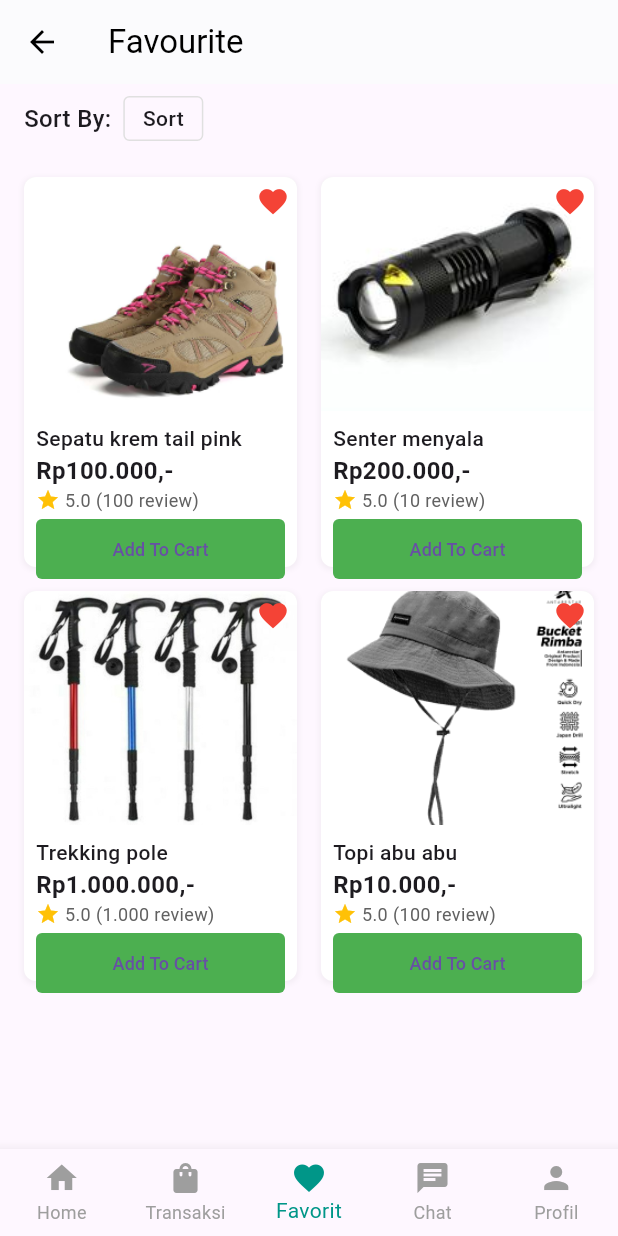
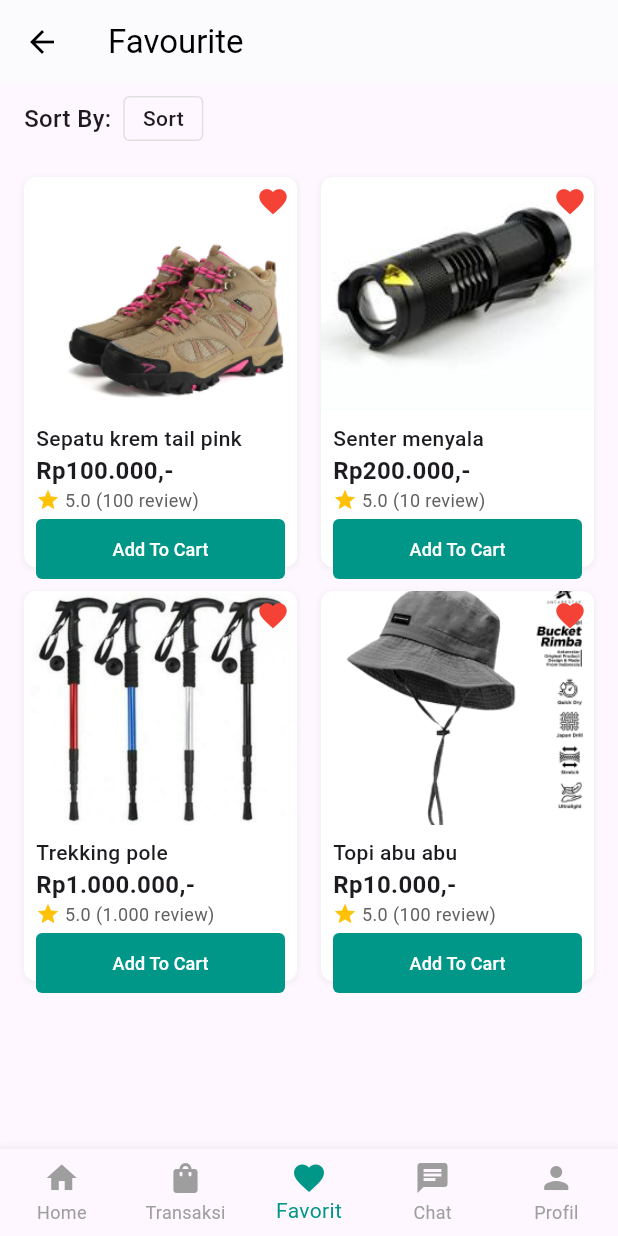
Before and after one commit to beginnener/Kelompok7-PROVIS-TUBES-C223, a Flutter app: the screen it shows after launch, item 3 of the bottom bar chosen, on a phone screen of 412 x 824 dp. Run offline on Flutter 3.47's test engine with Material 3 defaults, Android fonts, the phone set to English and light mode, and no system bars; network calls fail.

Commit message:
nyesuaiin warna tombol sama tulisannya

```diff
--- a/lib/pages/favorit.dart
+++ b/lib/pages/favorit.dart
@@ -216,7 +216,7 @@ class _FavoritesPageState extends State<FavoritesPage> {
                     child: ElevatedButton(
                       onPressed: () => _addToCart(index),
                       style: ElevatedButton.styleFrom(
-                        backgroundColor: Colors.green,
+                        backgroundColor: Colors.teal,
                         padding: const EdgeInsets.symmetric(vertical: 4),
                         shape: RoundedRectangleBorder(
                           borderRadius: BorderRadius.circular(4),
@@ -228,6 +228,7 @@ class _FavoritesPageState extends State<FavoritesPage> {
                         style: TextStyle(
                           fontSize: 12,
                           fontWeight: FontWeight.w500,
+                          color: Colors.white,
                         ),
                       ),
                     ),
```
